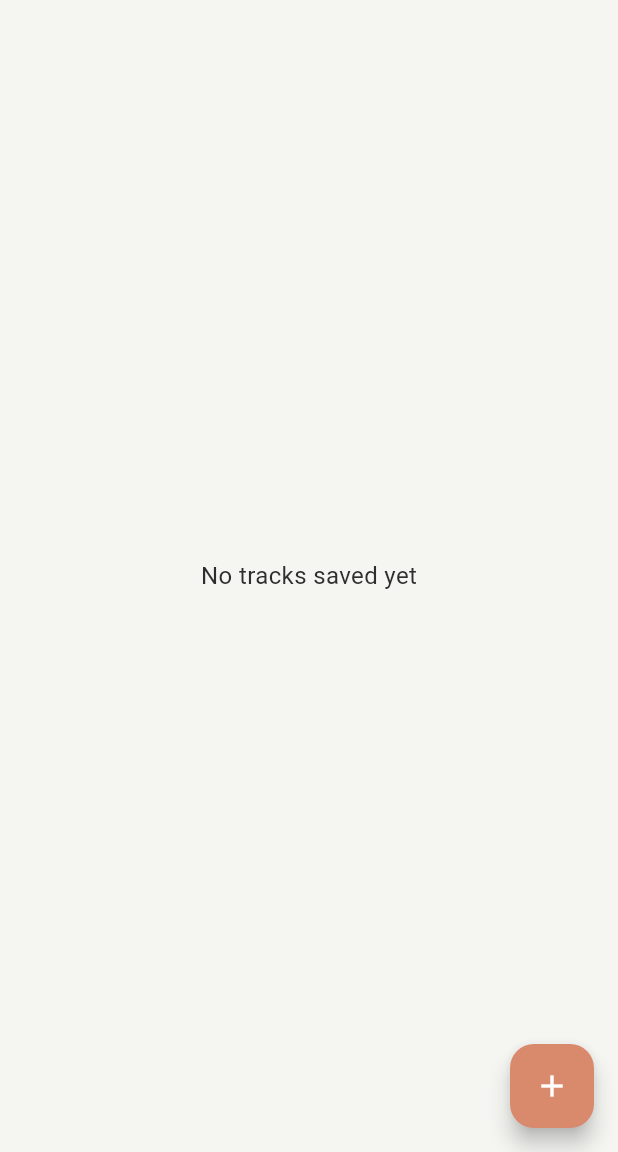
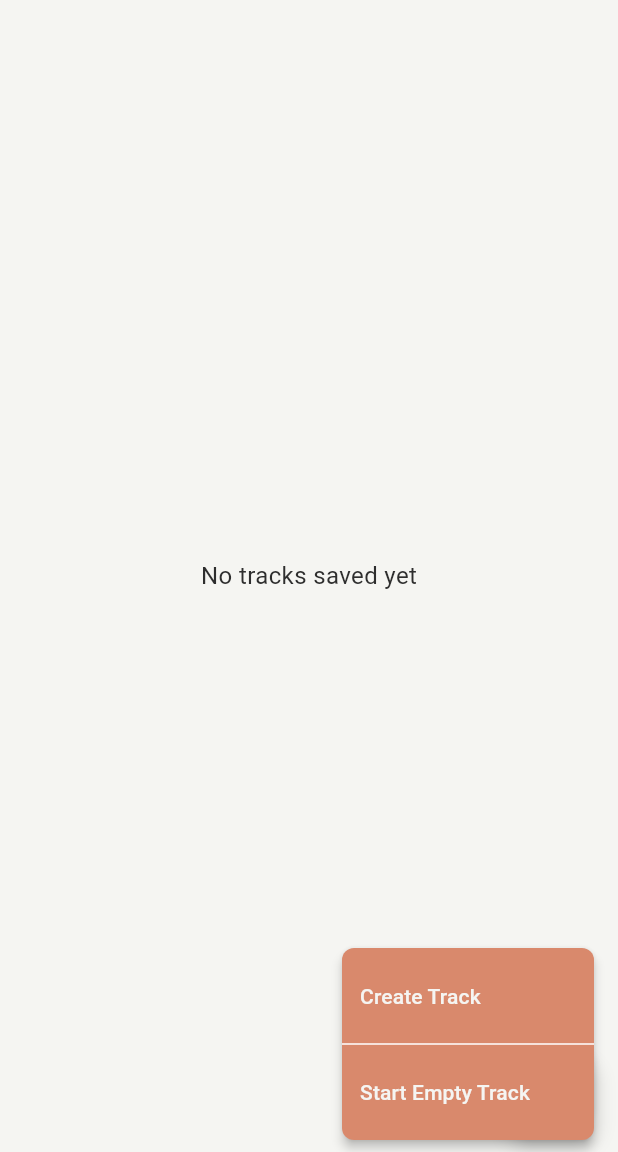
Before and after one commit to glandon22/Mountaineer, a Flutter app: the screen it shows after launch, after a tap on the "add" icon, on a phone screen of 412 x 824 dp, the part 84-1236 px from its top. Run offline on Flutter 3.47's test engine with Material 3 defaults, Android fonts, the phone set to English and light mode, and no system bars; our stand-ins replace equatable, flutter_bloc, flutter_dotenv, flutter_map, geolocator, latlong2 and 1 more; accounts and stored records are empty.

Commit message:
update main button behavior

```diff
--- a/lib/widgets/flaoting_action_button.dart
+++ b/lib/widgets/flaoting_action_button.dart
@@ -9,17 +9,53 @@ class MountaineerFAB extends StatelessWidget {
 
   @override
   Widget build(BuildContext context) {
-    return FloatingActionButton(
-      backgroundColor: AppColors.dustyOrange,
-      onPressed: () => _handleFABPress(context),
-      tooltip: 'Plan a Trip',
-      child: const Icon(Icons.add),
+    return PopupMenuButton<String>(
+      offset: const Offset(0, 56), // Position below FAB
+      onSelected: (value) => _handleMenuSelection(context, value),
+      itemBuilder: (context) => [
+        PopupMenuItem<String>(
+          value: 'save_track',
+          child: Text(
+            'Create Track',
+            style: TextStyle(color: AppColors.creamyOffWhite),
+          ),
+        ),
+        const PopupMenuDivider(), // Visual separation
+        PopupMenuItem<String>(
+          value: 'start_route',
+          child: Text(
+            'Start Empty Track',
+            style: TextStyle(color: AppColors.creamyOffWhite),
+          ),
+        ),
+      ],
+      color: AppColors.dustyOrange,
+      shape: RoundedRectangleBorder(
+        borderRadius: BorderRadius.circular(8),
+      ),
+      child: FloatingActionButton(
+        backgroundColor: AppColors.dustyOrange,
+        tooltip: 'Plan a Trip',
+        child: const Icon(Icons.add),
+        onPressed: null, // Let PopupMenuButton handle the tap
+      ),
     );
   }
 
-  void _handleFABPress(BuildContext context) {
+  void _handleMenuSelection(BuildContext context, String value) {
+    switch (value) {
+      case 'save_track':
+        _saveNewTrack(context);
+        break;
+      case 'start_route':
+        _startNewRoute(context);
+        break;
+    }
+  }
+
+  void _saveNewTrack(BuildContext context) {
     final bloc = context.read<HomeBloc>();
-    if (bloc.state.userLocSet && !bloc.state.isLoading) {
+    if (bloc.state.userLocSet && !bloc.state.isLoading && bloc.state.loc != null) {
       GeolocationService.navigateToHikeDetails(context, bloc.state.loc);
     } else {
       GeolocationService.promptGeolocation(context, (loc) {
@@ -28,4 +64,19 @@ class MountaineerFAB extends StatelessWidget {
       });
     }
   }
+
+  void _startNewRoute(BuildContext context) {
+    // TODO: Implement Start New Route functionality
+    print('Start New Route stubbed');
+    ScaffoldMessenger.of(context).showSnackBar(
+      SnackBar(
+        content: Text(
+          'Start New Route - Coming Soon!',
+          style: TextStyle(color: AppColors.creamyOffWhite),
+        ),
+        backgroundColor: AppColors.mossGreen,
+        duration: const Duration(seconds: 2),
+      ),
+    );
+  }
 }
```
